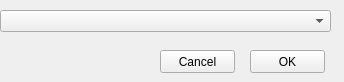
First picture: the form in src/selectcomponenttype.ui, repository slundell/helm, before the edit.
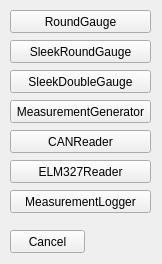
Second picture: the form after the edit.

What changed in the file:
```diff
--- a/src/selectcomponenttype.ui
+++ b/src/selectcomponenttype.ui
@@ -6,31 +6,18 @@
    <rect>
     <x>0</x>
     <y>0</y>
-    <width>344</width>
-    <height>82</height>
+    <width>162</width>
+    <height>264</height>
    </rect>
   </property>
   <property name="windowTitle">
    <string>Form</string>
   </property>
-  <widget class="QPushButton" name="OkButton">
-   <property name="geometry">
-    <rect>
-     <x>250</x>
-     <y>50</y>
-     <width>75</width>
-     <height>23</height>
-    </rect>
-   </property>
-   <property name="text">
-    <string>OK</string>
-   </property>
-  </widget>
   <widget class="QPushButton" name="CancelButton">
    <property name="geometry">
     <rect>
-     <x>160</x>
-     <y>50</y>
+     <x>10</x>
+     <y>230</y>
      <width>75</width>
      <height>23</height>
     </rect>
@@ -39,14 +26,95 @@
     <string>Cancel</string>
    </property>
   </widget>
-  <widget class="QComboBox" name="ComponentTypeComboBox">
+  <widget class="QPushButton" name="SleekRoundGaugeButton">
    <property name="geometry">
     <rect>
-     <x>0</x>
+     <x>10</x>
+     <y>40</y>
+     <width>141</width>
+     <height>23</height>
+    </rect>
+   </property>
+   <property name="text">
+    <string>SleekRoundGauge</string>
+   </property>
+  </widget>
+  <widget class="QPushButton" name="SleekDoubleGaugeButton">
+   <property name="geometry">
+    <rect>
+     <x>10</x>
+     <y>70</y>
+     <width>141</width>
+     <height>23</height>
+    </rect>
+   </property>
+   <property name="text">
+    <string>SleekDoubleGauge</string>
+   </property>
+  </widget>
+  <widget class="QPushButton" name="RoundGaugeButton">
+   <property name="geometry">
+    <rect>
+     <x>10</x>
      <y>10</y>
-     <width>331</width>
-     <height>22</height>
+     <width>141</width>
+     <height>23</height>
     </rect>
+   </property>
+   <property name="text">
+    <string>RoundGauge</string>
+   </property>
+  </widget>
+  <widget class="QPushButton" name="MeasurementGenerator">
+   <property name="geometry">
+    <rect>
+     <x>10</x>
+     <y>100</y>
+     <width>141</width>
+     <height>23</height>
+    </rect>
+   </property>
+   <property name="text">
+    <string>MeasurementGenerator</string>
+   </property>
+  </widget>
+  <widget class="QPushButton" name="CANReaderButton">
+   <property name="geometry">
+    <rect>
+     <x>10</x>
+     <y>130</y>
+     <width>141</width>
+     <height>23</height>
+    </rect>
+   </property>
+   <property name="text">
+    <string>CANReader</string>
+   </property>
+  </widget>
+  <widget class="QPushButton" name="ELM327ReaderButton">
+   <property name="geometry">
+    <rect>
+     <x>10</x>
+     <y>160</y>
+     <width>141</width>
+     <height>23</height>
+    </rect>
+   </property>
+   <property name="text">
+    <string>ELM327Reader</string>
+   </property>
+  </widget>
+  <widget class="QPushButton" name="MeasurementLoggerButton">
+   <property name="geometry">
+    <rect>
+     <x>10</x>
+     <y>190</y>
+     <width>141</width>
+     <height>23</height>
+    </rect>
+   </property>
+   <property name="text">
+    <string>MeasurementLogger</string>
    </property>
   </widget>
  </widget>
```
